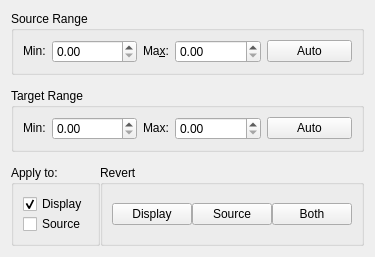
Before: the Qt Designer form src/scipyen/gui/linearrangemappingwidget.ui in ctigaret/scipyen, drawn with Qt 5.
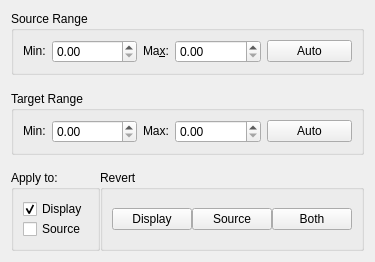
After: the same form once the commit is applied.

Diff of the .ui file:
```diff
--- a/src/scipyen/gui/linearrangemappingwidget.ui
+++ b/src/scipyen/gui/linearrangemappingwidget.ui
@@ -6,8 +6,8 @@
    <rect>
     <x>0</x>
     <y>0</y>
-    <width>363</width>
-    <height>257</height>
+    <width>367</width>
+    <height>262</height>
    </rect>
   </property>
   <property name="windowTitle">
```
Left out of the diff: 6 changed lines with no effect on the pictures.
